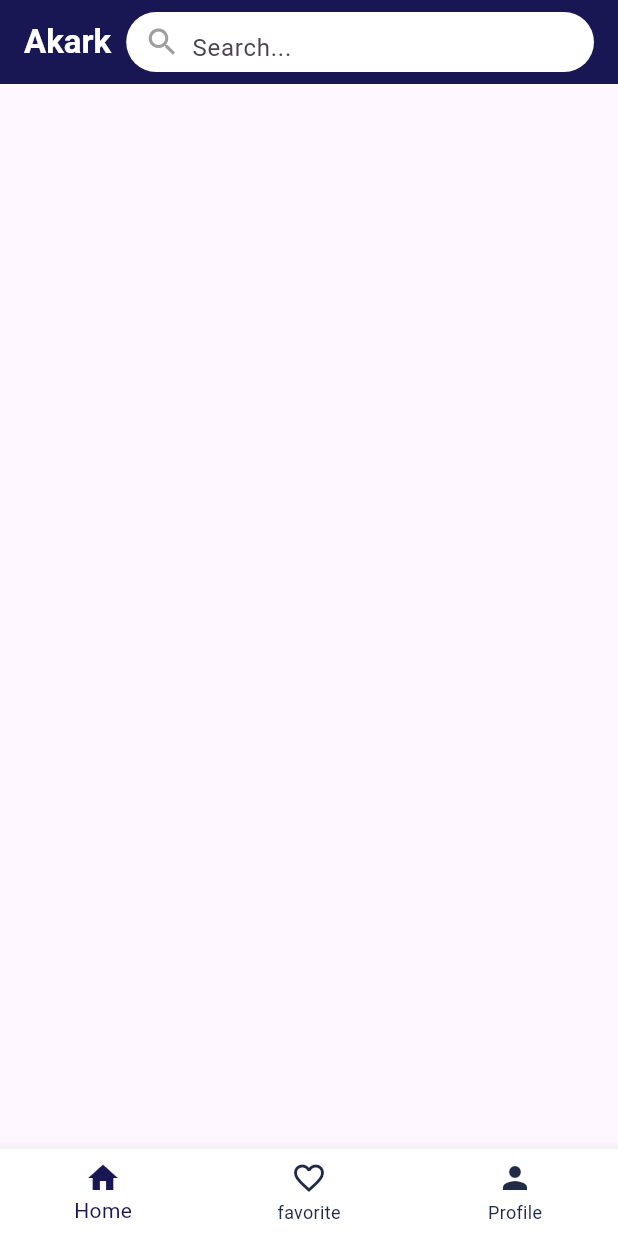
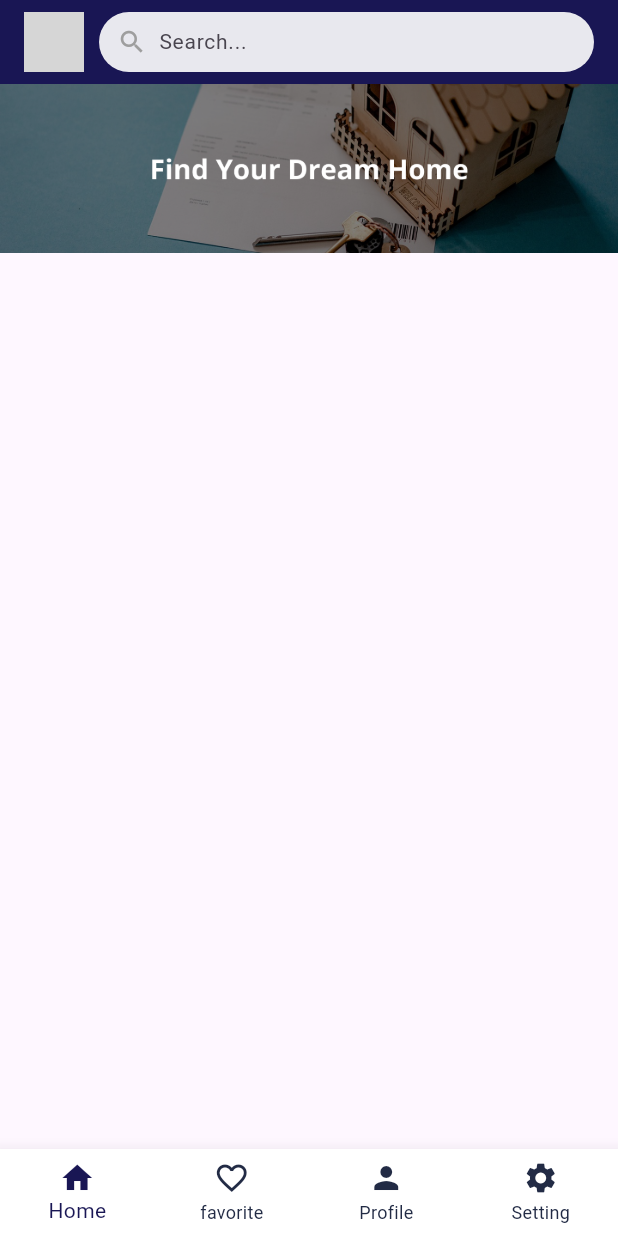
Before and after one commit to abdelr7mn/akark, a Flutter app: the screen it shows after launch, on a phone screen of 412 x 824 dp. Run offline on Flutter 3.47's test engine with Material 3 defaults, Android fonts, the phone set to English and light mode, and no system bars; grey boxes are pictures that could not be loaded.

Commit message:
app init

```diff
--- a/lib/main.dart
+++ b/lib/main.dart
@@ -1,7 +1,8 @@
 import 'package:akary/resoruses/color_manger.dart';
+import 'package:akary/screens/favorite_screen.dart';
 import 'package:akary/screens/home_page.dart';
 import 'package:akary/screens/profile_page.dart';
-import 'package:akary/screens/favorite_screen.dart';
+import 'package:akary/screens/setting_screen.dart';
 import 'package:akary/screens/splash_page.dart';
 import 'package:flutter/material.dart';
 
@@ -31,6 +32,7 @@ class _MainScreenState extends State<MainScreen> {
     const HomePage(),
     const FavoriteScreen(),
     const ProfilePage(),
+    const SettingScreen(),
   ];
 
   void _onItemTapped(int index) {
@@ -53,6 +55,7 @@ class _MainScreenState extends State<MainScreen> {
             label: 'favorite',
           ),
           BottomNavigationBarItem(icon: Icon(Icons.person), label: 'Profile'),
+          BottomNavigationBarItem(icon: Icon(Icons.settings), label: 'Setting'),
         ],
         selectedItemColor: ColorManager.primary,
         unselectedItemColor: ColorManager.grey4,
--- a/lib/screens/home_page.dart
+++ b/lib/screens/home_page.dart
@@ -1,5 +1,5 @@
+import 'package:akary/resoruses/color_manger.dart';
 import 'package:flutter/material.dart';
-import 'package:akary/resoruses/color_manger.dart';
 
 class HomePage extends StatelessWidget {
   const HomePage({super.key});
@@ -13,45 +13,49 @@ class HomePage extends StatelessWidget {
         backgroundColor: ColorManager.primary,
         title: Row(
           children: [
-            const Text(
-              "Akark",
-              style: TextStyle(
-                color: Colors.white,
-                fontWeight: FontWeight.bold,
-              ),
-            ),
+            Image.asset('assets/images/logo.png', height: 40),
             const SizedBox(width: 10),
             Expanded(
               child: Container(
                 padding: const EdgeInsets.symmetric(horizontal: 12),
                 decoration: BoxDecoration(
-                  color: Colors.white,
+                  color: Colors.white.withOpacity(0.9), // شفافية خفيفة
                   borderRadius: BorderRadius.circular(30),
                 ),
                 height: 40,
                 child: Row(
                   children: [
-                    const Icon(Icons.search, color: Colors.grey),
+                    const Icon(Icons.search, color: Colors.grey, size: 20),
                     const SizedBox(width: 8),
                     Expanded(
-                      flex: 1, // Makes the TextField take less space
                       child: TextField(
                         controller: searchController,
                         decoration: const InputDecoration(
                           hintText: 'Search...',
                           border: InputBorder.none,
+                          isDense: true, // لتقليل الارتفاع الداخلي
+                          contentPadding:
+                              EdgeInsets.zero, // إزالة الحشو الداخلي
                         ),
-                        style: const TextStyle(color: Colors.black),
+                        style: const TextStyle(
+                          color: Colors.black,
+                          fontSize: 14, // حجم خط مناسب
+                        ),
                       ),
                     ),
+                    if (searchController.text.isNotEmpty)
+                      IconButton(
+                        icon: const Icon(Icons.close, size: 20),
+                        onPressed: () => searchController.clear(),
+                      ),
                   ],
                 ),
               ),
             ),
           ],
         ),
-        centerTitle: false, // Changed to false to align the row properly
       ),
+      body: Image.asset('assets/images/banner.png',),
     );
   }
 }
--- /dev/null
+++ b/lib/screens/setting_screen.dart
@@ -0,0 +1,10 @@
+import 'package:flutter/material.dart';
+
+class SettingScreen extends StatelessWidget {
+  const SettingScreen({super.key});
+
+  @override
+  Widget build(BuildContext context) {
+    return Scaffold();
+  }
+}
--- a/pubspec.yaml
+++ b/pubspec.yaml
@@ -59,4 +59,6 @@ flutter:
 
   # To add assets to your application, add an assets section, like this:
   assets:
-    - assets/images/
+    - assets/images/banner.png
+    - assets/images/logo.png
+    - assets/images/splash.png
```
